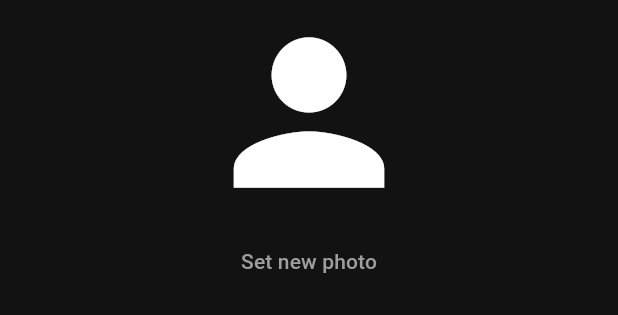
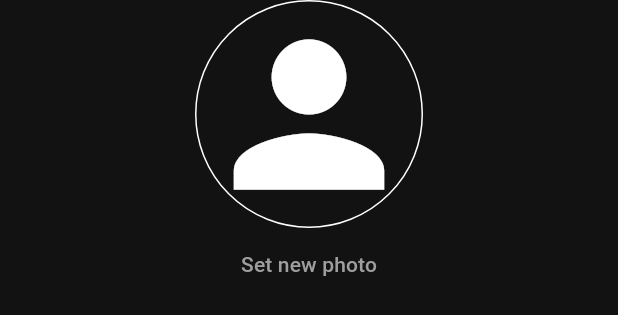
Before and after one commit to GIGI-QUEEN/messenger, a Flutter app: the EditingView widget shown alone on an empty page, opened directly, on a phone screen of 412 x 824 dp. Shown: the top 315 px of the screen. Run offline on Flutter 3.47's test engine with Material 3 defaults, Android fonts, the phone set to English and light mode, and no system bars; our stand-ins replace chewie, cloud_firestore, firebase_auth, firebase_core, firebase_storage, flutter_chat_types and 4 more; missing offline and left inert: flutter_firebase_chat_core; accounts and stored records are empty.

Commit message:
small fixes and refactor;

```diff
--- a/lib/components/avatar.dart
+++ b/lib/components/avatar.dart
@@ -1,6 +1,6 @@
 import 'package:flutter/material.dart';
 
-class UserAvatar extends StatelessWidget {
+/* class UserAvatar extends StatelessWidget {
   const UserAvatar({
     super.key,
     this.imageUrl,
@@ -25,4 +25,39 @@ class UserAvatar extends StatelessWidget {
             size: iconSize,
           );
   }
+} */
+
+class UserAvatar extends StatelessWidget {
+  const UserAvatar({
+    super.key,
+    this.imageUrl,
+    this.radius,
+    this.iconColor,
+    this.iconSize,
+    this.iconBorderColor,
+  });
+  final String? imageUrl;
+  final double? radius;
+  final Color? iconColor;
+  final double? iconSize;
+  final Color? iconBorderColor;
+  @override
+  Widget build(BuildContext context) {
+    return imageUrl != null
+        ? CircleAvatar(
+            backgroundImage: NetworkImage(imageUrl!),
+            radius: radius,
+          )
+        : Container(
+            decoration: BoxDecoration(
+              shape: BoxShape.circle,
+              border: Border.all(color: iconBorderColor ?? Colors.black),
+            ),
+            child: Icon(
+              Icons.person,
+              color: iconColor ?? Colors.black,
+              size: iconSize ?? 35,
+            ),
+          );
+  }
 }
--- a/lib/pages/auth_page.dart
+++ b/lib/pages/auth_page.dart
@@ -4,7 +4,7 @@ import 'package:secure_messenger/pages/rooms_page/rooms_page.dart';
 import 'package:secure_messenger/pages/contacts_page/contacts_page.dart';
 import 'package:secure_messenger/services/auth/login_or_register.dart';
 
-import 'home_page.dart';
+import 'home_page/home_page.dart';
 
 class AuthPage extends StatelessWidget {
   const AuthPage({super.key});
--- a/lib/pages/home_page.dart
+++ b/lib/pages/home_page/home_page.dart
@@ -6,7 +6,7 @@ import 'package:secure_messenger/pages/profile_page/profile_page.dart';
 import 'package:secure_messenger/pages/rooms_page/rooms_page.dart';
 import 'package:secure_messenger/services/auth/auth_service.dart';
 
-import '../components/custom_drawer.dart';
+import '../../components/custom_drawer.dart';
 
 class HomePage extends StatefulWidget {
   HomePage({super.key});
--- a/lib/pages/profile_page/editing_view.dart
+++ b/lib/pages/profile_page/editing_view.dart
@@ -17,6 +17,7 @@ class EditingView extends StatelessWidget {
               radius: 100,
               iconColor: Colors.white,
               iconSize: 150,
+              iconBorderColor: Colors.white,
             ),
             /*  const SizedBox(
               height: 10,
--- a/lib/pages/profile_page/profile_page.dart
+++ b/lib/pages/profile_page/profile_page.dart
@@ -79,6 +79,7 @@ class UserProfile extends StatelessWidget {
             radius: 100,
             iconColor: Colors.white,
             iconSize: 150,
+            iconBorderColor: Colors.white,
           ),
           const SizedBox(
             height: 20,
--- a/lib/utils/navigation.dart
+++ b/lib/utils/navigation.dart
@@ -1,4 +1,5 @@
 import 'package:flutter/material.dart';
+import 'package:secure_messenger/pages/profile_page/profile_page.dart';
 
 void navigateTo(BuildContext context, MaterialPageRoute route) {
   Navigator.push(context, route);
@@ -7,3 +8,8 @@ void navigateTo(BuildContext context, MaterialPageRoute route) {
 void navigateToNamed(BuildContext context, String pathName) {
   Navigator.pushNamed(context, pathName);
 }
+
+void navigatoToProfilePage(BuildContext context, String userId) {
+  Navigator.push(context,
+      MaterialPageRoute(builder: (context) => ProfilePage(userId: userId)));
+}
```
Also changed, not shown: lib/components/custom_drawer.dart (+4 -12 lines), lib/pages/chat_page/chat_page.dart (+16 -4 lines), lib/pages/contacts_page/contacts_page.dart (+5 -2 lines), lib/pages/contacts_page/contacts_provider.dart (+1 -14 lines), lib/services/database/database_service.dart (+11 -0 lines).
